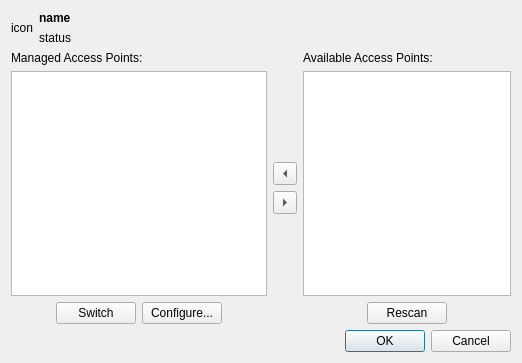
Old version of the form qnut/airset.ui in the repository dosnut/nut.
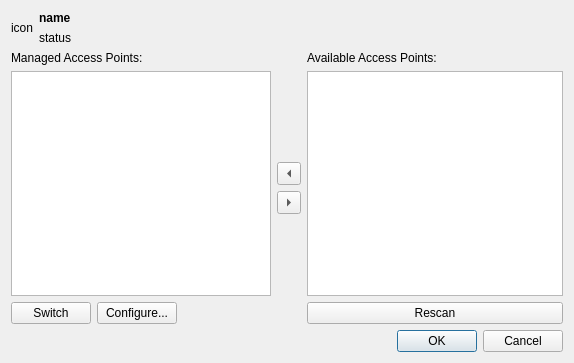
New version of the form.

What changed in the file:
```diff
--- a/qnut/airset.ui
+++ b/qnut/airset.ui
@@ -5,7 +5,7 @@
    <rect>
     <x>0</x>
     <y>0</y>
-    <width>522</width>
+    <width>574</width>
     <height>363</height>
    </rect>
   </property>
@@ -71,7 +71,7 @@
        <item>
         <widget class="QTreeView" name="managedView" >
          <property name="sizePolicy" >
-          <sizepolicy vsizetype="Expanding" hsizetype="MinimumExpanding" >
+          <sizepolicy vsizetype="Expanding" hsizetype="Expanding" >
            <horstretch>0</horstretch>
            <verstretch>0</verstretch>
           </sizepolicy>
@@ -80,19 +80,6 @@
        </item>
        <item>
         <layout class="QHBoxLayout" >
-         <item>
-          <spacer>
-           <property name="orientation" >
-            <enum>Qt::Horizontal</enum>
-           </property>
-           <property name="sizeHint" >
-            <size>
-             <width>40</width>
-             <height>20</height>
-            </size>
-           </property>
-          </spacer>
-         </item>
          <item>
           <widget class="QPushButton" name="switchButton" >
            <property name="text" >
@@ -187,23 +174,17 @@
         </widget>
        </item>
        <item>
-        <widget class="QTreeView" name="availableView" />
+        <widget class="QTreeView" name="availableView" >
+         <property name="sizePolicy" >
+          <sizepolicy vsizetype="Expanding" hsizetype="Preferred" >
+           <horstretch>0</horstretch>
+           <verstretch>0</verstretch>
+          </sizepolicy>
+         </property>
+        </widget>
        </item>
        <item>
         <layout class="QHBoxLayout" >
-         <item>
-          <spacer>
-           <property name="orientation" >
-            <enum>Qt::Horizontal</enum>
-           </property>
-           <property name="sizeHint" >
-            <size>
-             <width>40</width>
-             <height>20</height>
-            </size>
-           </property>
-          </spacer>
-         </item>
          <item>
           <widget class="QPushButton" name="rescanButton" >
            <property name="sizePolicy" >
@@ -217,19 +198,6 @@
            </property>
           </widget>
          </item>
-         <item>
-          <spacer>
-           <property name="orientation" >
-            <enum>Qt::Horizontal</enum>
-           </property>
-           <property name="sizeHint" >
-            <size>
-             <width>51</width>
-             <height>20</height>
-            </size>
-           </property>
-          </spacer>
-         </item>
         </layout>
        </item>
       </layout>
```
